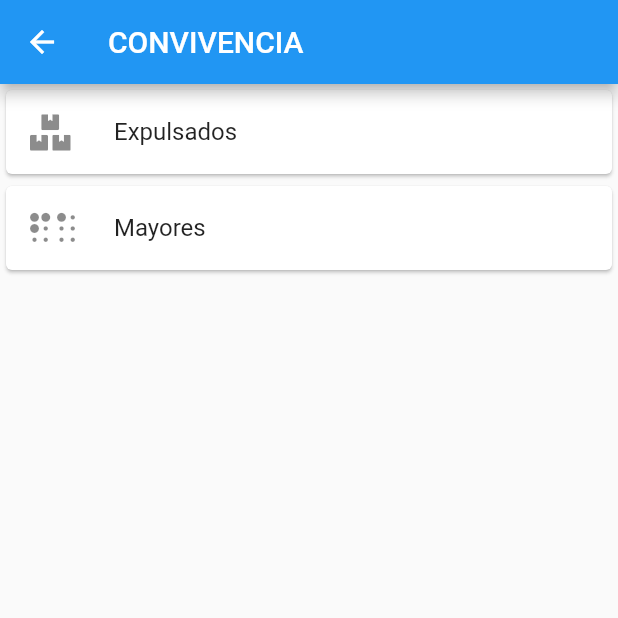
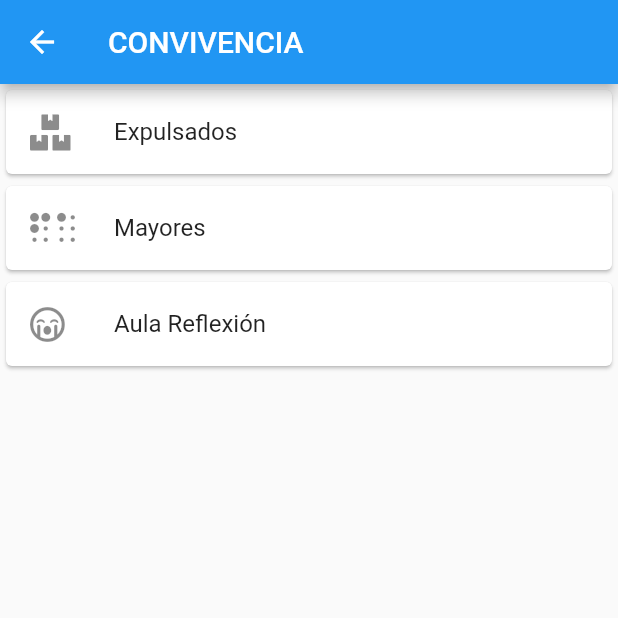
Before and after one commit to aaleexcaazaallaa/iJandula, a Flutter app: the ConvivenciaScreen screen opened by its route, on a phone screen of 412 x 824 dp, the top half of it. Run offline on Flutter 3.47's test engine with Material 2 defaults, Android fonts, the phone set to English and light mode, and no system bars; our stand-ins replace dio, firebase_auth, firebase_core, font_awesome_flutter, google_sign_in, syncfusion_flutter_calendar; accounts and stored records are empty; network calls fail.

```diff
--- a/iseneca-main/lib/screens/convivencia/convivencia_screen.dart
+++ b/iseneca-main/lib/screens/convivencia/convivencia_screen.dart
@@ -30,6 +30,15 @@ class ConvivenciaScreen extends StatelessWidget {
               ),
             ),
           ),
+           GestureDetector(
+            onTap: () => Navigator.pushNamed(context, "reflexion_screen"),
+            child: const Card(
+              child: ListTile(
+                leading: FaIcon(FontAwesomeIcons.sadCry),
+                title: Text('Aula Reflexión'),
+              ),
+            ),
+          ),
         ],
       ),
     );
```
Also changed, not shown: iseneca-main/lib/screens/convivencia/reflexion_screen.dart (added).
